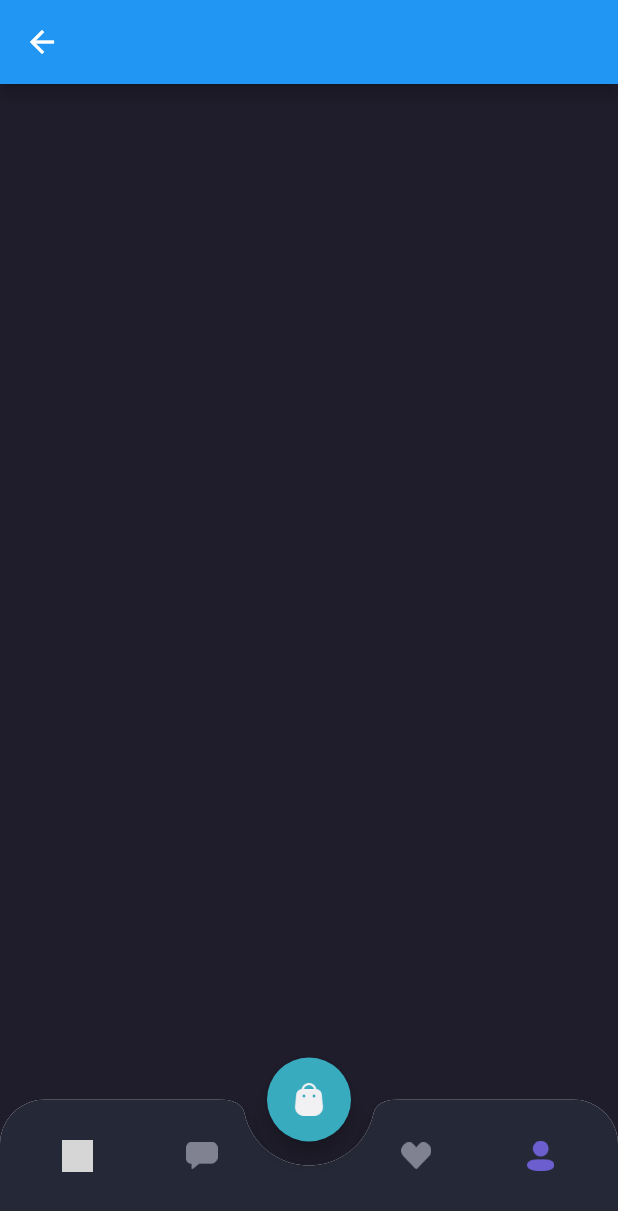
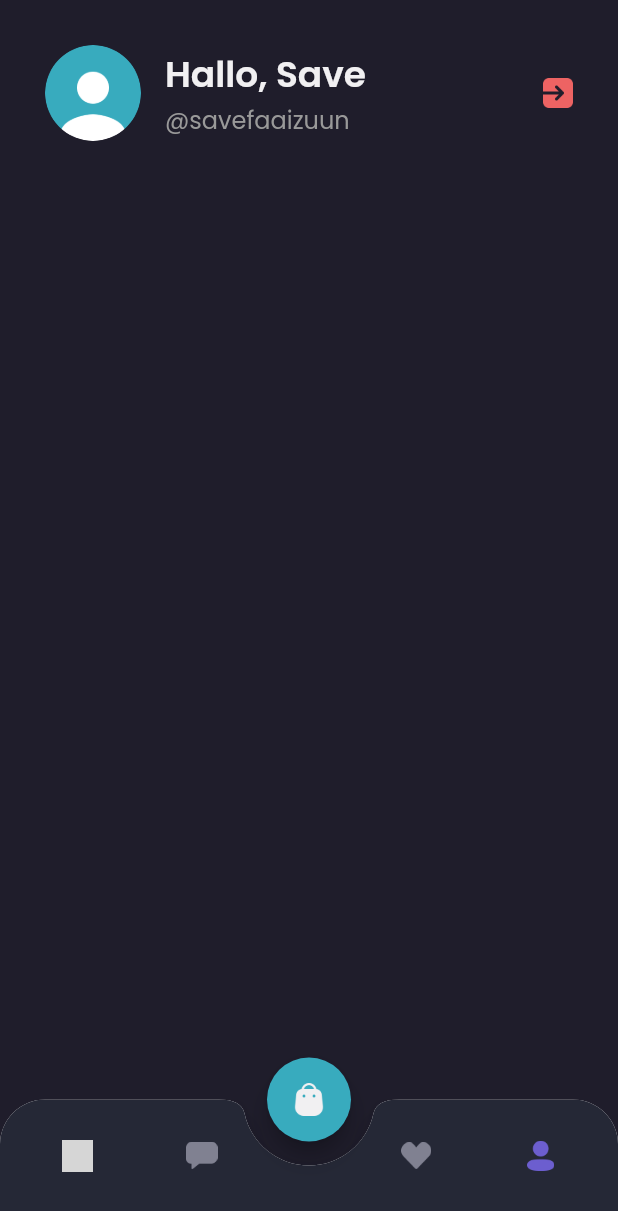
Before and after one commit to AsepCahyudin/saveshamo, a Flutter app: the MainPage screen opened by its route, item 4 of the bottom bar chosen, on a phone screen of 412 x 824 dp. Shown: the top 1211 px of the screen. Run offline on Flutter 3.47's test engine with Material 2 defaults, Android fonts, the phone set to English and light mode, and no system bars; our stand-ins replace google_fonts; grey boxes are pictures that could not be loaded.

Commit message:
header profile

```diff
--- a/lib/pages/home/profile_page.dart
+++ b/lib/pages/home/profile_page.dart
@@ -5,7 +5,55 @@ class ProfilePage extends StatelessWidget {
   @override
   Widget build(BuildContext context) {
     Widget header() {
-      return AppBar();
+      return AppBar(
+        backgroundColor: backgroundColor1,
+        automaticallyImplyLeading: false,
+        elevation: 0,
+        flexibleSpace: SafeArea(
+          child: Container(
+            padding: EdgeInsets.all(
+              defaultMargin,
+            ),
+            child: Row(
+              children: [
+                ClipOval(
+                  child: Image.asset(
+                    'assets/Image_Profile.png',
+                    width: 64,
+                  ),
+                ),
+                SizedBox(
+                  width: 16,
+                ),
+                Expanded(
+                  child: Column(
+                    crossAxisAlignment: CrossAxisAlignment.start,
+                    children: [
+                      Text(
+                        'Hallo, Save',
+                        style: primaryTextStyle.copyWith(
+                          fontSize: 24,
+                          fontWeight: semiBold,
+                        ),
+                      ),
+                      Text(
+                        '@savefaaizuun',
+                        style: subtitleTextStyle.copyWith(
+                          fontSize: 16,
+                        ),
+                      ),
+                    ],
+                  ),
+                ),
+                Image.asset(
+                  'assets/Exit_Button.png',
+                  width: 20,
+                ),
+              ],
+            ),
+          ),
+        ),
+      );
     }
 
     return Column(
```
